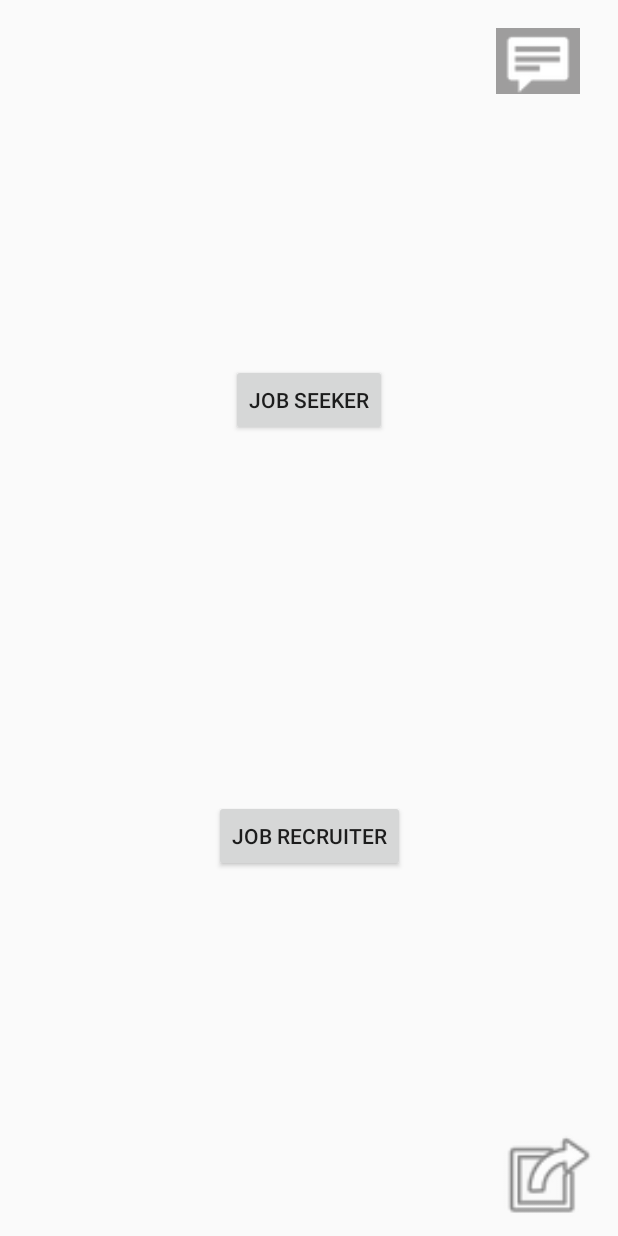
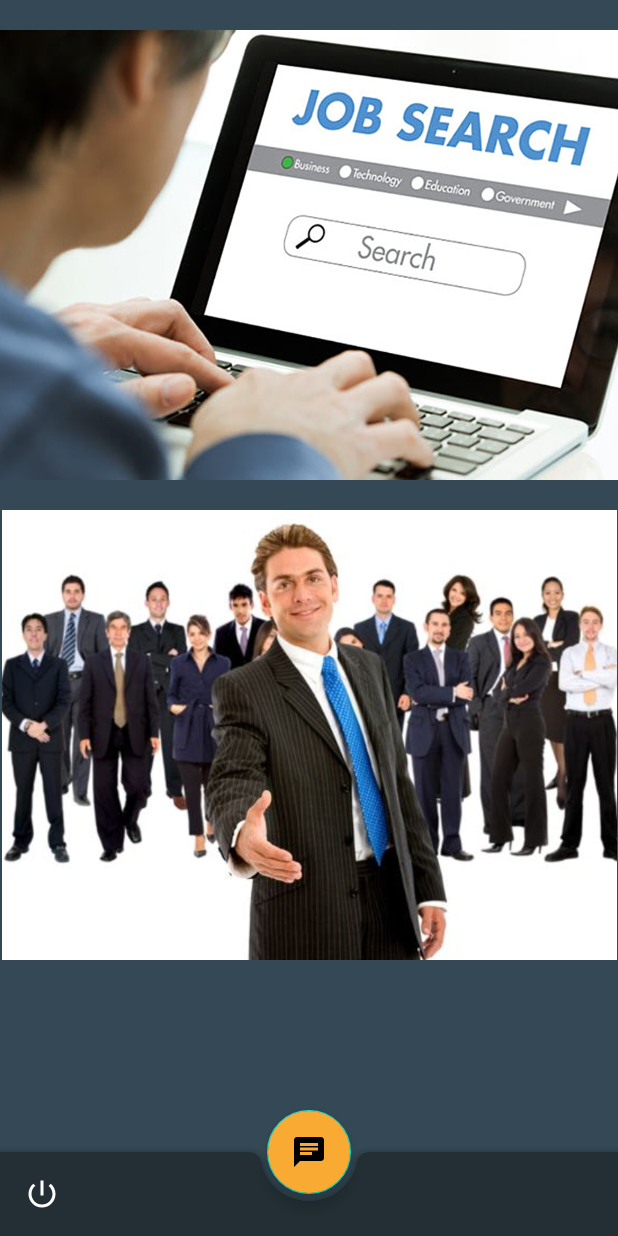
Before and after one commit to htcmarian/iJobs, an Android app: the screen it shows after launch once a user with an empty profile is signed in (MainActivity), on a phone screen of 412 x 824 dp. Run offline under Robolectric (Android 15) with nearby library versions, the phone set to English and light mode, and no system bars; our stand-ins replace Firebase (no records; nobody signed in at launch, a user with empty details on screens opened directly); libraries missing offline, so code that uses them is left out: com.facebook, com.facebook.appevents; 1 statement that could not run was skipped.

Commit message:
Added material design

```diff
--- a/app/src/main/java/com/example/ijobs/MainActivity.java
+++ b/app/src/main/java/com/example/ijobs/MainActivity.java
@@ -15,13 +15,18 @@ import com.example.ijobs.activities.jobSeeker.JobSeekerListingScreen;
 import com.example.ijobs.data.User;
 import com.example.ijobs.services.AuthService;
 import com.example.ijobs.services.UserService;
+import com.google.android.material.bottomappbar.BottomAppBar;
+import com.google.android.material.floatingactionbutton.FloatingActionButton;
 
 public class MainActivity extends AppCompatActivity {
 
     private UserService userService;
-    private ImageView logoutButton;
     private AuthService authService;
-    private ImageView conversationButton;
+    private FloatingActionButton conversationButton;
+    private BottomAppBar materialToolbar;
+    private ImageView jobSeekerButton;
+    private ImageView jobRecruiterButton;
+
 
     @Override
     protected void onCreate(Bundle savedInstanceState) {
@@ -35,10 +40,12 @@ public class MainActivity extends AppCompatActivity {
     }
 
     private void initializeComponents() {
-        logoutButton = findViewById(R.id.mainActivity_logoutButton);
-        conversationButton = findViewById(R.id.mainActivity_conversationButton);
+        materialToolbar = findViewById(R.id.mainActivity_BottomBar);
+        conversationButton = findViewById(R.id.mainActivity_chatConversationButton);
+        jobSeekerButton = findViewById(R.id.mainActivity_jobSeekerButton);
+        jobRecruiterButton = findViewById(R.id.mainActivity_jobRecruiterButton);
 
-        logoutButton.setOnClickListener(v -> {
+        materialToolbar.setNavigationOnClickListener(v -> {
             authService.logout();
             navigateToLoginScreen();
         });
@@ -46,6 +53,9 @@ public class MainActivity extends AppCompatActivity {
         conversationButton.setOnClickListener(v -> {
             navigateToConversationScreen();
         });
+
+        jobSeekerButton.setOnClickListener(this::onJobSeekerButtonClick);
+        jobRecruiterButton.setOnClickListener(this::onJobRecruiterButtonClick);
     }
 
     private void navigateToLoginScreen() {
@@ -54,7 +64,7 @@ public class MainActivity extends AppCompatActivity {
         startActivity(authActivity);
     }
 
-    private void navigateToConversationScreen(){
+    private void navigateToConversationScreen() {
         Intent listMessagesActivity = new Intent(MainActivity.this, ListMessagesActivity.class);
         listMessagesActivity.putExtra("currentUserId", authService.getUser().getUid());
         startActivity(listMessagesActivity);
@@ -65,11 +75,10 @@ public class MainActivity extends AppCompatActivity {
                 .getCurrentUser()
                 .addOnSuccessListener(documentSnapshot -> {
                     User user = documentSnapshot.toObject(User.class);
-                    if(user.getJobSeekerCv() == null){
+                    if (user.getJobSeekerCv() == null) {
                         Intent createJobSeekerProfileActivity = new Intent(this, CreateJobSeekerProfileActivity.class);
                         startActivity(createJobSeekerProfileActivity);
-                    }
-                    else{
+                    } else {
                         Intent jobSeekerListingScreenActivity = new Intent(this, JobSeekerListingScreen.class);
                         startActivity(jobSeekerListingScreenActivity);
                     }
--- /dev/null
+++ b/app/src/main/res/drawable/ic_chat_white.xml
@@ -0,0 +1,5 @@
+<vector android:height="24dp" android:tint="#FFFFFF"
+    android:viewportHeight="24.0" android:viewportWidth="24.0"
+    android:width="24dp" xmlns:android="http://schemas.android.com/apk/res/android">
+    <path android:fillColor="#FF000000" android:pathData="M20,2L4,2c-1.1,0 -1.99,0.9 -1.99,2L2,22l4,-4h14c1.1,0 2,-0.9 2,-2L22,4c0,-1.1 -0.9,-2 -2,-2zM6,9h12v2L6,11L6,9zM14,14L6,14v-2h8v2zM18,8L6,8L6,6h12v2z"/>
+</vector>
--- /dev/null
+++ b/app/src/main/res/drawable/ic_power_settings_new_white_24dp.xml
@@ -0,0 +1,5 @@
+<vector android:height="24dp" android:tint="#FFFFFF"
+    android:viewportHeight="24.0" android:viewportWidth="24.0"
+    android:width="24dp" xmlns:android="http://schemas.android.com/apk/res/android">
+    <path android:fillColor="#FF000000" android:pathData="M13,3h-2v10h2L13,3zM17.83,5.17l-1.42,1.42C17.99,7.86 19,9.81 19,12c0,3.87 -3.13,7 -7,7s-7,-3.13 -7,-7c0,-2.19 1.01,-4.14 2.58,-5.42L6.17,5.17C4.23,6.82 3,9.26 3,12c0,4.97 4.03,9 9,9s9,-4.03 9,-9c0,-2.74 -1.23,-5.18 -3.17,-6.83z"/>
+</vector>
--- a/app/src/main/res/layout/activity_main.xml
+++ b/app/src/main/res/layout/activity_main.xml
@@ -4,55 +4,62 @@
     xmlns:tools="http://schemas.android.com/tools"
     android:layout_width="match_parent"
     android:layout_height="match_parent"
+    android:background="@color/colorPrimary"
     tools:context=".MainActivity">
 
-    <Button
+    <ImageView
         android:id="@+id/mainActivity_jobSeekerButton"
-        android:layout_width="wrap_content"
-        android:layout_height="wrap_content"
-        android:onClick="onJobSeekerButtonClick"
-        android:text="@string/mainActivity_jobSeekerButtonText"
-        app:layout_constraintBottom_toTopOf="@+id/mainActivity_jobRecruiterButton"
+        android:layout_width="416dp"
+        android:layout_height="300dp"
+        android:layout_marginTop="20dp"
+        android:scaleType="centerCrop"
         app:layout_constraintEnd_toEndOf="parent"
         app:layout_constraintHorizontal_bias="0.5"
         app:layout_constraintStart_toStartOf="parent"
-        app:layout_constraintTop_toTopOf="parent" />
+        app:layout_constraintTop_toTopOf="parent"
+        app:srcCompat="@drawable/main_job_seeker" />
 
-    <Button
+    <ImageView
         android:id="@+id/mainActivity_jobRecruiterButton"
-        android:layout_width="wrap_content"
-        android:layout_height="wrap_content"
-        android:onClick="onJobRecruiterButtonClick"
-        android:text="@string/mainActivity_jobRecruiterButtonText"
-        app:layout_constraintBottom_toBottomOf="parent"
+        android:layout_width="410dp"
+        android:layout_height="300dp"
+        android:layout_marginTop="20dp"
+        android:scaleType="centerCrop"
+        app:layout_constraintEnd_toEndOf="parent"
+        app:layout_constraintHorizontal_bias="0.5"
+        app:layout_constraintStart_toEndOf="@+id/coordinatorLayout4"
+        app:layout_constraintStart_toStartOf="parent"
+        app:layout_constraintTop_toBottomOf="@+id/mainActivity_jobSeekerButton"
+        app:srcCompat="@drawable/main_job_recruiter" />
+
+    <androidx.coordinatorlayout.widget.CoordinatorLayout
+        android:id="@+id/coordinatorLayout4"
+        android:layout_width="match_parent"
+        android:layout_height="match_parent"
         app:layout_constraintEnd_toEndOf="parent"
         app:layout_constraintHorizontal_bias="0.5"
         app:layout_constraintStart_toStartOf="parent"
-        app:layout_constraintTop_toBottomOf="@+id/mainActivity_jobSeekerButton" />
+        app:layout_constraintTop_toTopOf="parent">
 
-    <ImageView
-        android:id="@+id/mainActivity_logoutButton"
-        android:layout_width="86dp"
-        android:layout_height="76dp"
-        app:layout_constraintBottom_toBottomOf="parent"
-        app:layout_constraintEnd_toEndOf="parent"
-        app:layout_constraintHorizontal_bias="0.99"
-        app:layout_constraintStart_toStartOf="parent"
-        app:layout_constraintTop_toBottomOf="@+id/mainActivity_jobRecruiterButton"
-        app:layout_constraintVertical_bias="1.0"
-        app:srcCompat="@android:drawable/ic_menu_set_as" />
+        <!-- Other components and views -->
 
-    <ImageView
-        android:id="@+id/mainActivity_conversationButton"
-        android:layout_width="56dp"
-        android:layout_height="44dp"
-        android:background="#9E9D9D"
-        android:foregroundTint="#009688"
-        app:layout_constraintBottom_toTopOf="@+id/mainActivity_jobSeekerButton"
-        app:layout_constraintEnd_toEndOf="parent"
-        app:layout_constraintHorizontal_bias="0.929"
-        app:layout_constraintStart_toStartOf="parent"
-        app:layout_constraintTop_toTopOf="parent"
-        app:layout_constraintVertical_bias="0.095"
-        app:srcCompat="@android:drawable/stat_notify_chat" />
+        <com.google.android.material.bottomappbar.BottomAppBar
+            android:id="@+id/mainActivity_BottomBar"
+            android:layout_width="match_parent"
+            android:layout_height="wrap_content"
+            android:layout_gravity="bottom"
+            android:backgroundTint="@color/colorPrimaryDark"
+            app:navigationIcon="@drawable/ic_power_settings_new_white_24dp"
+            />
+
+        <com.google.android.material.floatingactionbutton.FloatingActionButton
+            android:id="@+id/mainActivity_chatConversationButton"
+            android:layout_width="wrap_content"
+            android:layout_height="wrap_content"
+            android:backgroundTint="@color/secondary"
+            app:layout_anchor="@id/mainActivity_BottomBar"
+            app:srcCompat="@drawable/ic_chat_white" />
+
+    </androidx.coordinatorlayout.widget.CoordinatorLayout>
+
 </androidx.constraintlayout.widget.ConstraintLayout>
--- a/app/src/main/res/values/colors.xml
+++ b/app/src/main/res/values/colors.xml
@@ -1,6 +1,7 @@
 <?xml version="1.0" encoding="utf-8"?>
 <resources>
-    <color name="colorPrimary">#6200EE</color>
-    <color name="colorPrimaryDark">#3700B3</color>
-    <color name="colorAccent">#03DAC5</color>
+    <color name="colorPrimary">#344955</color>
+    <color name="colorPrimaryDark">#232F34</color>
+    <color name="colorAccent">#4A6572</color>
+    <color name="secondary">#F9AA33</color>
 </resources>
--- a/app/src/main/res/values/styles.xml
+++ b/app/src/main/res/values/styles.xml
@@ -1,7 +1,7 @@
 <resources>
 
     <!-- Base application theme. -->
-    <style name="AppTheme" parent="Theme.AppCompat.Light.NoActionBar">
+    <style name="AppTheme" parent="Theme.MaterialComponents.NoActionBar">
         <!-- Customize your theme here. -->
         <item name="colorPrimary">@color/colorPrimary</item>
         <item name="colorPrimaryDark">@color/colorPrimaryDark</item>
--- a/build.gradle
+++ b/build.gradle
@@ -11,7 +11,6 @@ buildscript {
     dependencies {
         classpath 'com.android.tools.build:gradle:3.6.3'
         classpath 'com.google.gms:google-services:4.3.3'
-
         // NOTE: Do not place your application dependencies here; they belong
         // in the individual module build.gradle files
     }
```
Also changed, not shown: app/src/main/res/drawable/main_job_recruiter.jpg (added), app/src/main/res/drawable/main_job_seeker.jpg (added).
